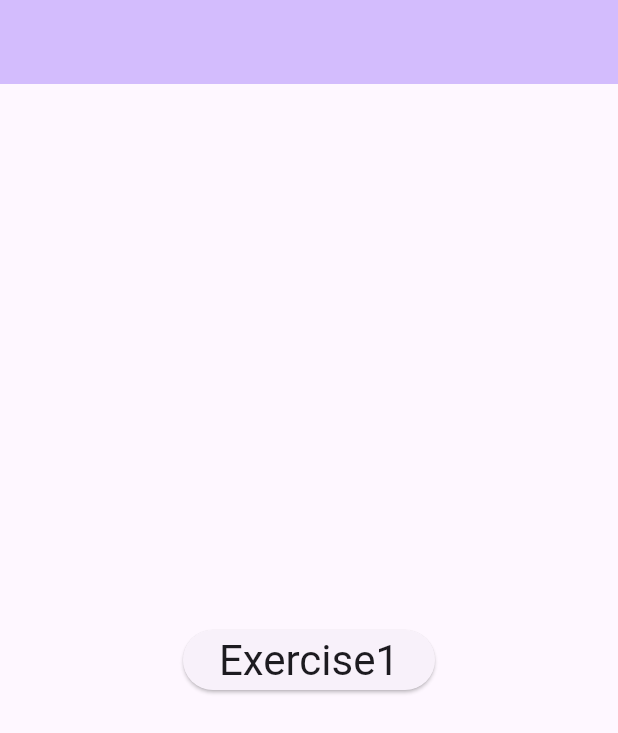
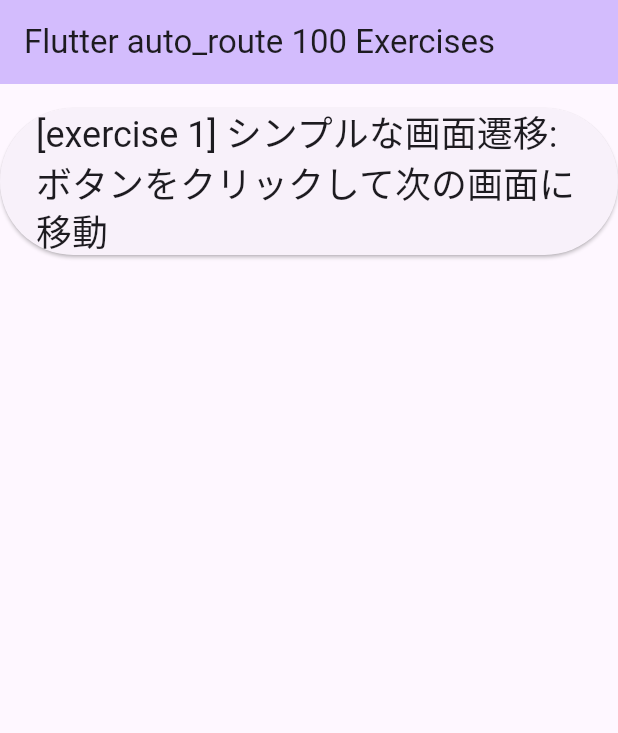
Before and after one commit to Pregum/auto_route_100_exercise, a Flutter app: the screen it shows after launch, on a phone screen of 412 x 824 dp. Shown: the top 733 px of the screen. Run offline on Flutter 3.47's test engine with Material 3 defaults, Android fonts, the light colour scheme and no system bars; our stand-ins replace auto_route.

Commit message:
update: exercise1を追加

```diff
--- /dev/null
+++ b/lib/constants.dart
@@ -0,0 +1,165 @@
+class Constants {
+  static const exercise1Title = '[exercise 1] シンプルな画面遷移: ボタンをクリックして次の画面に移動';
+  static const exercise2Title = '[exercise 2] テキスト表示: 次の画面にテキストを表示';
+  static const exercise3Title = '[exercise 3] 戻るボタン: 戻るボタンを使って前の画面に戻る';
+  static const exercise4Title = '[exercise 4] データの受け渡し: 入力データを次の画面に渡す';
+  static const exercise5Title =
+      '[exercise 5] ナビゲーションバー: 上部のナビゲーションバーを使って画面を切り替える';
+  static const exercise6Title = '[exercise 6] アニメーション付き画面遷移';
+  static const exercise7Title =
+      '[exercise 7] フェードイン・フェードアウト: 画面遷移時にフェードイン・フェードアウトのアニメーションを追加';
+  static const exercise8Title = '[exercise 8] スライドイン・スライドアウト: 画面がスライドするアニメーション';
+  static const exercise9Title = '[exercise 9] 回転アニメーション: 画面遷移時に画面が回転する';
+  static const exercise10Title = '[exercise 10] スケールアニメーション: 画面遷移時に画面が拡大・縮小する';
+  static const exercise11Title =
+      '[exercise 11] カスタムアニメーション: 自分でカスタムアニメーションを実装する';
+
+  static const exercise12Title = '[exercise 12] モーダル表示: ボタンをクリックするとモーダルが表示';
+  static const exercise13Title =
+      '[exercise 13] モーダルでのデータ入力: モーダルでデータを入力し、親画面に戻す';
+  static const exercise14Title =
+      '[exercise 14] モーダルのアニメーション: モーダル表示時にアニメーションを追加';
+  static const exercise15Title = '[exercise 15] モーダルからの画面遷移: モーダルから別の画面に遷移';
+  static const exercise16Title = '[exercise 16] モーダルのカスタムデザイン: モーダルの外観をカスタマイズ';
+
+  static const exercise17Title = '[exercise 17] ログイン画面: ログイン後にメイン画面へ遷移';
+  static const exercise18Title = '[exercise 18] ログアウト機能: ログアウトしてログイン画面に戻る';
+  static const exercise19Title =
+      '[exercise 19] ログイン状態の保持: ログイン状態を保持して次回起動時にメイン画面を表示';
+  static const exercise20Title =
+      '[exercise 20] ユーザー登録画面: 新規ユーザー登録画面から登録完了画面へ遷移';
+  static const exercise21Title =
+      '[exercise 21] パスワードリセット: パスワードリセット画面から確認画面へ遷移';
+
+  static const exercise22Title = '[exercise 22] 三重の画面遷移: 画面AからB、BからCへの遷移';
+  static const exercise23Title = '[exercise 23] 戻りループ: 画面CからB、BからAへ戻る';
+  static const exercise24Title = '[exercise 24] 条件付き遷移: 条件に基づいて異なる画面に遷移';
+  static const exercise25Title = '[exercise 25] サブメニュー: メイン画面からサブメニュー画面へ遷移';
+  static const exercise26Title = '[exercise 26] タブ内遷移: タブ内での画面遷移';
+
+  static const exercise27Title = '[exercise 27] サイドメニューの表示: スワイプでサイドメニューを表示';
+  static const exercise28Title =
+      '[exercise 28] サイドメニューから画面遷移: サイドメニューの項目を選択して画面遷移';
+  static const exercise29Title =
+      '[exercise 29] サイドメニューのカスタムデザイン: サイドメニューの外観をカスタマイズ';
+  static const exercise30Title = '[exercise 30] ドロワーメニュー: サイドドロワーメニューから画面遷移';
+  static const exercise31Title =
+      '[exercise 31] サイドメニューのアイコン: アイコン付きのサイドメニュー項目を実装';
+
+  static const exercise32Title = '[exercise 32] タブバーの追加: 下部にタブバーを追加して画面を切り替え';
+  static const exercise33Title = '[exercise 33] アクティブタブの表示: 現在選択されているタブを強調表示';
+  static const exercise34Title = '[exercise 34] カスタムタブデザイン: タブの外観をカスタマイズ';
+  static const exercise35Title = '[exercise 35] タブ内の画面遷移: タブ内での画面遷移を実装';
+  static const exercise36Title =
+      '[exercise 36] 非同期データ読み込み: タブ切り替え時にデータを非同期で読み込む';
+
+  static const exercise37Title =
+      '[exercise 37] ディープリンク対応: 特定のURLからアプリ内の特定の画面に遷移';
+  static const exercise38Title =
+      '[exercise 38] ディープリンクのパラメータ: URLパラメータを使ってデータを渡す';
+  static const exercise39Title =
+      '[exercise 39] ディープリンクからの戻り: ディープリンクから遷移した画面から前の画面に戻る';
+  static const exercise40Title =
+      '[exercise 40] ディープリンクのカスタムスキーム: カスタムURLスキームを設定';
+  static const exercise41Title =
+      '[exercise 41] ディープリンクのデバッグ: ディープリンクの動作をデバッグする方法';
+
+  static const exercise42Title = '[exercise 42] Reduxの導入: Reduxを使った画面遷移の状態管理';
+  static const exercise43Title =
+      '[exercise 43] Context APIの利用: Context APIを使って状態を共有';
+  static const exercise44Title =
+      '[exercise 44] Providerパターン: Providerパターンを使った状態管理';
+  static const exercise45Title = '[exercise 45] グローバル状態の管理: グローバル状態を使って画面遷移を管理';
+  static const exercise46Title = '[exercise 46] 非同期状態管理: 非同期操作と画面遷移の組み合わせ';
+
+  static const exercise47Title = '[exercise 47] データフェッチ: データをフェッチして次の画面に表示';
+  static const exercise48Title =
+      '[exercise 48] ローディング画面: データを読み込む際にローディング画面を表示';
+  static const exercise49Title = '[exercise 49] エラーハンドリング: データフェッチ中のエラーを処理';
+  static const exercise50Title = '[exercise 50] リフレッシュ機能: 画面遷移後にデータをリフレッシュ';
+  static const exercise51Title = '[exercise 51] リトライ機能: データフェッチの失敗後に再試行';
+
+  static const exercise52Title = '[exercise 52] 確認ダイアログ: 画面遷移前に確認ダイアログを表示';
+  static const exercise53Title = '[exercise 53] 警告ダイアログ: 警告メッセージを表示して画面遷移を制御';
+  static const exercise54Title = '[exercise 54] カスタムダイアログ: カスタムダイアログを作成';
+  static const exercise55Title = '[exercise 55] ダイアログからの画面遷移: ダイアログから次の画面に遷移';
+  static const exercise56Title = '[exercise 56] フルスクリーンダイアログ: フルスクリーンダイアログの実装';
+
+  static const exercise57Title =
+      '[exercise 57] ナビゲーションスタックのリセット: スタックをリセットして特定の画面に戻る';
+  static const exercise58Title =
+      '[exercise 58] ナビゲーションスタックの確認: 現在のナビゲーションスタックを確認';
+  static const exercise59Title = '[exercise 59] スタックの中間挿入: スタックの中間に新しい画面を挿入';
+  static const exercise60Title = '[exercise 60] スタックの削除: スタック内の特定の画面を削除';
+  static const exercise61Title = '[exercise 61] スタックの深さ制限: スタックの深さを制限する';
+
+  static const exercise62Title = '[exercise 62] タブ間のデータ受け渡し: タブ間でデータを共有';
+  static const exercise63Title = '[exercise 63] タブの状態管理: 各タブの状態を管理';
+  static const exercise64Title = '[exercise 64] 非同期データ共有: 非同期操作でタブ間のデータを共有';
+  static const exercise65Title =
+      '[exercise 65] グローバルデータストア: グローバルストアを使ってデータを共有';
+  static const exercise66Title = '[exercise 66] タブのリフレッシュ: タブのデータをリフレッシュ';
+
+  static const exercise67Title = '[exercise 67] フォーム入力の検証: フォーム入力を検証して次の画面に遷移';
+  static const exercise68Title = '[exercise 68] フォームデータの送信: フォームデータを次の画面に送信';
+  static const exercise69Title = '[exercise 69] フォームからの確認画面: フォーム入力後に確認画面を表示';
+  static const exercise70Title =
+      '[exercise 70] フォームの部分保存: フォーム入力を部分的に保存して次の画面に遷移';
+  static const exercise71Title =
+      '[exercise 71] フォームのリセット: フォーム入力をリセットして初期画面に戻る';
+
+  static const exercise72Title =
+      '[exercise 72] マルチステップフォームの実装: 複数の画面に分割されたフォームを作成';
+  static const exercise73Title = '[exercise 73] ステップ間のデータ保存: 各ステップのデータを保存';
+  static const exercise74Title = '[exercise 74] ステップのバリデーション: 各ステップで入力を検証';
+  static const exercise75Title = '[exercise 75] ステップのスキップ: 条件に応じて特定のステップをスキップ';
+  static const exercise76Title = '[exercise 76] ステップの進捗表示: 進捗バーで現在のステップを表示';
+
+  static const exercise77Title = '[exercise 77] スワイプで画面遷移: 左右にスワイプして画面を切り替え';
+  static const exercise78Title =
+      '[exercise 78] ピンチでズームイン/アウト: ピンチジェスチャーで画面のズームイン/アウト';
+  static const exercise79Title = '[exercise 79] ダブルタップ: ダブルタップで特定の画面に遷移';
+  static const exercise80Title =
+      '[exercise 80] ドラッグ&ドロップ: 要素をドラッグしてドロップすると新しい画面に遷移';
+  static const exercise81Title =
+      '[exercise 81] 長押しジェスチャー: 長押しでメニューを表示し、選択して画面遷移';
+
+  static const exercise82Title = '[exercise 82] 非同期データ読み込み: データを読み込んでから次の画面に遷移';
+  static const exercise83Title =
+      '[exercise 83] 非同期エラーハンドリング: 非同期操作のエラーを処理してエラーメッセージを表示';
+  static const exercise84Title = '[exercise 84] 非同期データ送信: データ送信後に結果を表示する画面に遷移';
+  static const exercise85Title =
+      '[exercise 85] リアルタイムデータ更新: リアルタイムでデータを更新しながら画面を切り替え';
+  static const exercise86Title =
+      '[exercise 86] 非同期操作のキャンセル: 非同期操作をキャンセルして画面遷移を中断';
+
+  static const exercise87Title =
+      '[exercise 87] カスタムナビゲーションバー: ナビゲーションバーをカスタマイズして画面遷移';
+  static const exercise88Title =
+      '[exercise 88] カスタムボタンデザイン: ボタンのデザインをカスタマイズして画面遷移';
+  static const exercise89Title =
+      '[exercise 89] アニメーション付きボタン: ボタンのクリック時にアニメーションを追加';
+  static const exercise90Title =
+      '[exercise 90] インタラクティブUI要素: インタラクティブなUI要素を使って画面遷移';
+  static const exercise91Title = '[exercise 91] ユーザーガイド: 初回起動時にユーザーガイド画面を表示';
+
+  static const exercise92Title =
+      '[exercise 92] メインメニューからのナビゲーション: メインメニューから異なるセクションに遷移';
+  static const exercise93Title =
+      '[exercise 93] フットタブバーのナビゲーション: フットタブバーを使った画面遷移';
+  static const exercise94Title =
+      '[exercise 94] ユーザーの行動に基づくナビゲーション: ユーザーの行動に基づいて適切な画面に誘導';
+  static const exercise95Title =
+      '[exercise 95] ロールベースのナビゲーション: ユーザーのロールに応じて異なる画面に遷移';
+  static const exercise96Title =
+      '[exercise 96] アプリ起動時のナビゲーション: アプリ起動時に特定の条件に基づいて画面遷移';
+
+  static const exercise97Title =
+      '[exercise 97] 基本的なルーティング: AutoRouteを使ってシンプルな画面遷移を実装する';
+  static const exercise98Title =
+      '[exercise 98] ネストされたルート: ネストされたルートを定義し、ネストされた画面遷移を実装する';
+  static const exercise99Title =
+      '[exercise 99] AuthGuardの実装: ログインしていないユーザーが特定の画面にアクセスできないようにAuthGuardを実装する';
+  static const exercise100Title =
+      '[exercise 100] カスタムガードの作成: 独自のガードを作成し、特定の条件を満たす場合にのみ画面遷移を許可する';
+}
--- a/lib/exercises/section1/exercise1.dart
+++ b/lib/exercises/section1/exercise1.dart
@@ -1,4 +1,6 @@
 import 'package:auto_route/auto_route.dart';
+import 'package:auto_route_100_exercise/constants.dart';
+import 'package:auto_route_100_exercise/main_router.dart';
 import 'package:flutter/material.dart';
 
 @RoutePage()
@@ -13,10 +15,41 @@
   @override
   Widget build(BuildContext context) {
     return Scaffold(
-      appBar: AppBar(title: const Text('exercise 1')),
-      body: const Center(
-        child: Text('Route 1'),
+      appBar: AppBar(title: const Text(Constants.exercise1Title)),
+      body: Column(
+        mainAxisAlignment: MainAxisAlignment.spaceEvenly,
+        children: [
+          const Center(
+            child: Text('Route 1'),
+          ),
+          ElevatedButton(
+            onPressed: () {
+              context.router.push(const Exercise1Route2());
+            },
+            child: const Text('Go to Route 2'),
+          ),
+        ],
       ),
     );
   }
 }
+
+@RoutePage()
+class Exercise1Page2 extends StatefulWidget {
+  const Exercise1Page2({super.key});
+
+  @override
+  State<Exercise1Page2> createState() => _Exercise1Page2State();
+}
+
+class _Exercise1Page2State extends State<Exercise1Page2> {
+  @override
+  Widget build(BuildContext context) {
+    return Scaffold(
+      appBar: AppBar(title: const Text(Constants.exercise1Title)),
+      body: const Center(
+        child: Text('Route 2'),
+      ),
+    );
+  }
+}
--- a/lib/exercises/section1/section1_router.dart
+++ b/lib/exercises/section1/section1_router.dart
@@ -11,6 +11,7 @@
   List<AutoRoute> get routes {
     return [
       AutoRoute(page: Exercise1Route1.page),
+      AutoRoute(page:Exercise1Route2.page),
     ];
   }
 }
--- a/lib/main.dart
+++ b/lib/main.dart
@@ -1,4 +1,5 @@
 import 'package:auto_route/auto_route.dart';
+import 'package:auto_route_100_exercise/constants.dart';
 import 'package:auto_route_100_exercise/main_router.dart';
 import 'package:flutter/material.dart';
 
@@ -48,24 +49,38 @@
     return Scaffold(
       appBar: AppBar(
         backgroundColor: Theme.of(context).colorScheme.inversePrimary,
-        // title: Text(''),
+        title: const Text('Flutter auto_route 100 Exercises'),
       ),
-      body: Center(
+      body: SingleChildScrollView(
         child: Column(
-          mainAxisAlignment: MainAxisAlignment.center,
+          mainAxisAlignment: MainAxisAlignment.start,
+          crossAxisAlignment: CrossAxisAlignment.center,
           children: <Widget>[
-            ElevatedButton(
-              child: Text(
-                'Exercise1',
-                style: Theme.of(context).textTheme.headlineMedium,
-              ),
-              onPressed: () {
-                context.pushRoute(const Exercise1Route1());
-              },
-            ),
+            _buildExercise1Button(context, Constants.exercise1Title, () {
+              _navigateToExercise1(const Exercise1Route1());
+            }),
           ],
         ),
       ),
     );
   }
+
+  void _navigateToExercise1(PageRouteInfo<dynamic> route) {
+    context.pushRoute(route);
+  }
+
+  Widget _buildExercise1Button(
+      BuildContext context, String content, VoidCallback onPressed) {
+    return Container(
+      alignment: Alignment.center,
+      margin: const EdgeInsets.symmetric(vertical: 16),
+      child: ElevatedButton(
+        onPressed: onPressed,
+        child: Text(
+          content,
+          style: Theme.of(context).textTheme.headlineSmall,
+        ),
+      ),
+    );
+  }
 }
```
Also changed, not shown: lib/exercises/section1/section1_router.gr.dart, lib/main_router.gr.dart, 1 other file.
